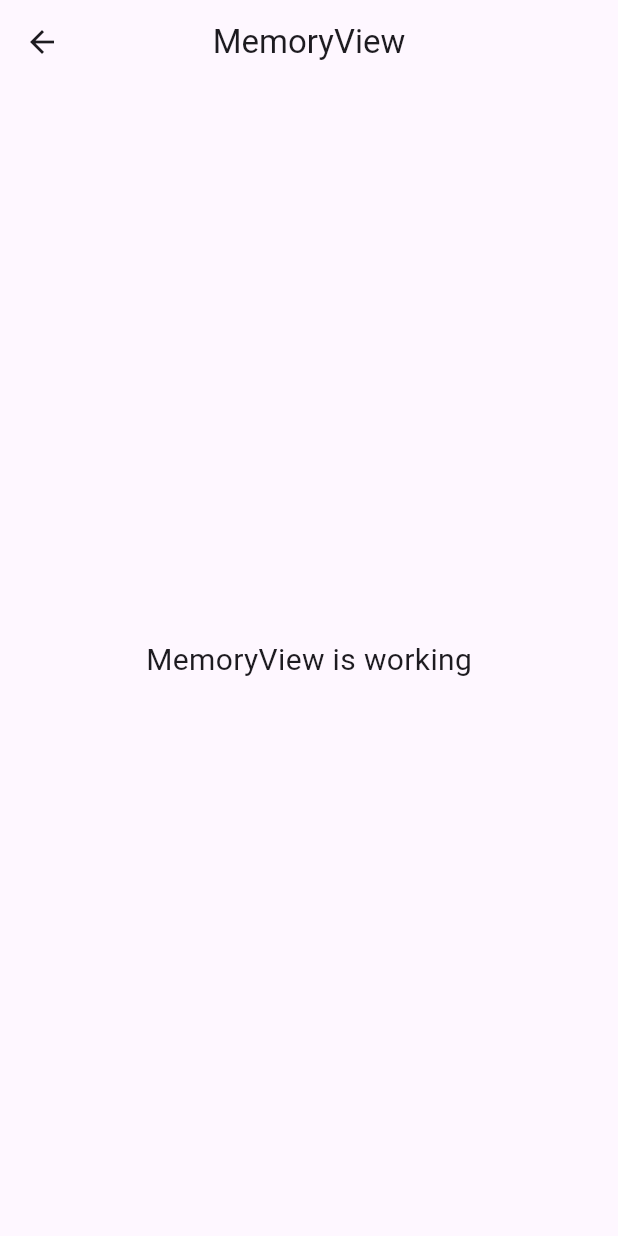
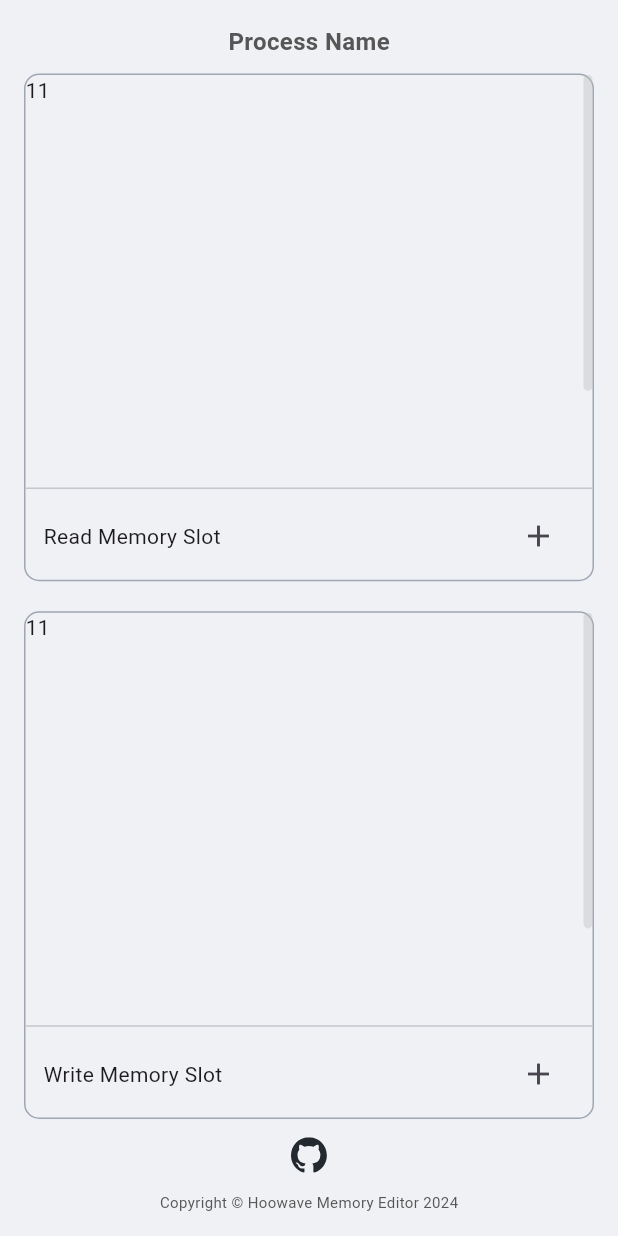
Before and after one commit to hoowaves/memory-test, a Flutter app: the MemoryView screen opened by its route, on a phone screen of 412 x 824 dp. Run offline on Flutter 3.47's test engine with Material 3 defaults, Android fonts, the phone set to English and light mode, and no system bars; our stand-ins replace flutter_svg, gap, get; missing offline and left inert: dart:ffi, desktop_window, win32.

Commit message:
+ memory UI

```diff
--- /dev/null
+++ b/lib/app/data/model/memory_model.dart
@@ -0,0 +1,25 @@
+class MemoryModel {
+  MemoryModel({
+    required this.processId,
+    required this.address,
+    this.data,
+    required this.size,
+    this.success,
+  });
+
+  int processId;
+  int address;
+  List<int>? data;
+  int size;
+  bool? success;
+
+  factory MemoryModel.fromJson(Map<String, dynamic> json) {
+    return MemoryModel(
+      processId: json['processId'] as int,
+      address: json['address'] as int,
+      data: json['data'] != null ? List<int>.from(json['data']) : null,
+      size: json['size'] as int,
+      success: json['success'] as bool?,
+    );
+  }
+}
--- a/lib/app/data/service/library/library_service.dart
+++ b/lib/app/data/service/library/library_service.dart
@@ -4,19 +4,21 @@ import 'package:get/get.dart';
 import 'package:hoowave_memory_editor/env.dart';
 
 class LibraryService extends GetxService {
+  final Env _env = Env.instance;
   late DynamicLibrary dylib;
   final RxBool isLoaded = false.obs;
 
   LibraryService() {
     try {
-      dylib = DynamicLibrary.open(Env.libName);
+      dylib = DynamicLibrary.open(_env.getLibName());
       isLoaded.value = true;
     } catch (e) {
       isLoaded.value = false;
     }
   }
 
-  DynamicLibrary getDylib(){
+  DynamicLibrary? getDylib(){
+    if(isLoaded.value == false) return null;
     return dylib;
   }
 
--- a/lib/app/data/service/memory/memory_service.dart
+++ b/lib/app/data/service/memory/memory_service.dart
@@ -19,7 +19,8 @@ class MemoryService extends GetxService {
   late WriteProcessMemory writeProcessMemory;
 
   MemoryService(this.libraryService) {
-    dylib = libraryService.getDylib();
+    if(libraryService.isLoaded.value == false) return;
+    dylib = libraryService.getDylib()!;
     readProcessMemory = dylib
         .lookup<NativeFunction<ReadProcessMemoryFunc>>("readProcessMemory")
         .asFunction();
--- a/lib/app/data/service/process/process_service.dart
+++ b/lib/app/data/service/process/process_service.dart
@@ -24,7 +24,8 @@ class ProcessService extends GetxService {
   int? currentProcessHandle;
 
   ProcessService(this.libraryService) {
-    dylib = libraryService.getDylib();
+    if(libraryService.isLoaded.value == false) return;
+    dylib = libraryService.getDylib()!;
     openProcess = dylib
         .lookup<NativeFunction<OpenProcessFunc>>("openProcess")
         .asFunction();
--- a/lib/app/modules/memory/controllers/memory_controller.dart
+++ b/lib/app/modules/memory/controllers/memory_controller.dart
@@ -1,9 +1,14 @@
+import 'package:flutter/cupertino.dart';
 import 'package:get/get.dart';
+import 'package:hoowave_memory_editor/app/data/model/memory_model.dart';
 
 class MemoryController extends GetxController {
-  //TODO: Implement MemoryController
+  final ScrollController readScrollController = ScrollController();
+  final ScrollController writeScrollController = ScrollController();
 
-  final count = 0.obs;
+  final RxList<MemoryModel> readMemoryList = <MemoryModel>[].obs;
+  final RxList<MemoryModel> writeMemoryList = <MemoryModel>[].obs;
+
   @override
   void onInit() {
     super.onInit();
@@ -18,6 +23,4 @@ class MemoryController extends GetxController {
   void onClose() {
     super.onClose();
   }
-
-  void increment() => count.value++;
 }
--- a/lib/app/modules/memory/views/memory_view.dart
+++ b/lib/app/modules/memory/views/memory_view.dart
@@ -1,24 +1,35 @@
 import 'package:flutter/material.dart';
+import 'package:gap/gap.dart';
 
 import 'package:get/get.dart';
+import 'package:hoowave_memory_editor/app/modules/memory/views/widgets/memory_read_box.dart';
+import 'package:hoowave_memory_editor/app/modules/memory/views/widgets/memory_write_box.dart';
 
+import '../../widgets/common_appbar.dart';
 import '../controllers/memory_controller.dart';
 
 class MemoryView extends GetView<MemoryController> {
   const MemoryView({super.key});
+
   @override
   Widget build(BuildContext context) {
     return Scaffold(
-      appBar: AppBar(
-        title: const Text('MemoryView'),
-        centerTitle: true,
-      ),
-      body: const Center(
-        child: Text(
-          'MemoryView is working',
-          style: TextStyle(fontSize: 20),
+      body: Container(
+        width: Get.width,
+        height: Get.height,
+        color: Color(0xFFEFF1F4),
+        padding: const EdgeInsets.all(16),
+        child: Column(
+          children: [
+            CommonAppBar.buildHeader(title: 'Process Name'),
+            MemoryReadBox.build(controller: controller),
+            Gap(20),
+            MemoryWriteBox.build(controller: controller),
+            CommonAppBar.buildFooter(),
+          ],
         ),
       ),
     );
   }
+
 }
--- a/lib/app/modules/process/views/process_view.dart
+++ b/lib/app/modules/process/views/process_view.dart
@@ -19,11 +19,11 @@ class ProcessView extends GetView<ProcessController> {
         padding: const EdgeInsets.all(16),
         child: Column(
           children: [
-            CommonAppBar.buildUp(),
+            CommonAppBar.buildHeader(title: 'Please select a process'),
             _buildProcessList(),
             Gap(10),
             _buildOpenButton(),
-            CommonAppBar.buildDown(),
+            CommonAppBar.buildFooter(),
           ],
         ),
       ),
@@ -33,7 +33,7 @@ class ProcessView extends GetView<ProcessController> {
   Widget _buildOpenButton() {
     return GestureDetector(
       onTap: () {
-        // controller.openProcess();
+        controller.pushMemory();
       },
       child: Obx(
         () {
--- a/lib/app/modules/widgets/common_appbar.dart
+++ b/lib/app/modules/widgets/common_appbar.dart
@@ -3,11 +3,14 @@ import 'package:flutter_svg/svg.dart';
 import 'package:gap/gap.dart';
 
 class CommonAppBar {
-  static Widget buildUp() {
+  static Widget buildHeader({
+    required String title,
+}
+      ) {
     return Column(
       children: [
         Text(
-          'Please select a process',
+          title,
           style: TextStyle(
             fontSize: 16,
             fontWeight: FontWeight.bold,
@@ -20,7 +23,7 @@ class CommonAppBar {
     );
   }
 
-  static Widget buildDown() {
+  static Widget buildFooter() {
     return Column(
       children: [
         // Divider(color: Color(0xFF9EA7B3), thickness: 1),
--- a/lib/app/modules/widgets/common_dialog.dart
+++ b/lib/app/modules/widgets/common_dialog.dart
@@ -29,9 +29,9 @@ class CommonDialog {
                       textAlign: TextAlign.center,
                       style:
                           TextStyle(fontSize: 20, fontWeight: FontWeight.bold)),
-                  Gap(20),
+                  Gap(30),
                   Text(content, textAlign: TextAlign.center),
-                  Gap(20),
+                  Gap(30),
                   CommonButton(
                     width: 200,
                     color: Colors.red,
--- a/lib/main.dart
+++ b/lib/main.dart
@@ -1,6 +1,6 @@
 import 'env.dart';
 
-const buildType = BuildType.dev;
+const buildType = BuildType.mac;
 
 Future<void> main() async {
   Env.newInstance(buildType).run();
```
Also changed, not shown: lib/app/data/model/process_model.dart (added, +19 -0 lines), lib/app/modules/memory/views/widgets/memory_read_box.dart (added, +93 -0 lines), lib/app/modules/memory/views/widgets/memory_write_box.dart (added, +97 -0 lines), lib/app/modules/process/controllers/process_controller.dart (+8 -1 lines), lib/env.dart (+9 -6 lines).
